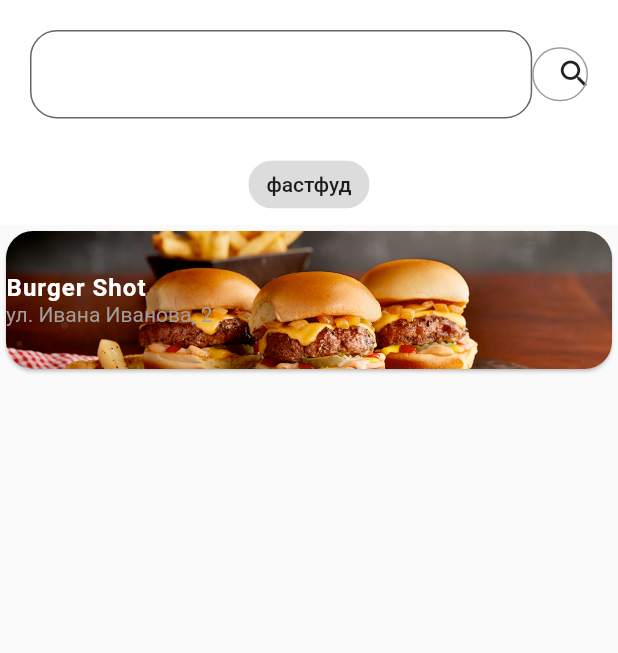
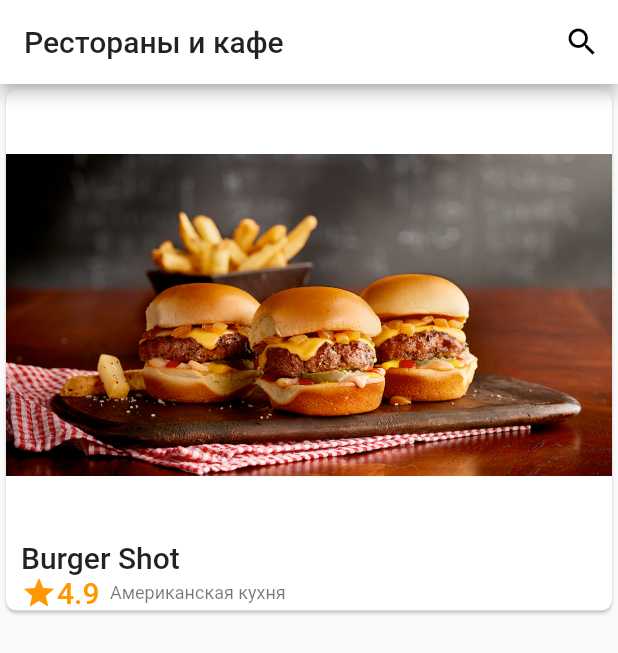
Before and after one commit to Zloooy/restaurant_app, a Flutter app: the screen it shows after launch, after a tap on the "search" icon, on a phone screen of 412 x 824 dp. Shown: the top 653 px of the screen. Run offline on Flutter 3.47's test engine with Material 2 defaults, Android fonts, the light colour scheme and no system bars; our stand-ins replace rxdart.

Commit message:
Refactored. Added global themes. Changed some blocs.

```diff
--- /dev/null
+++ b/lib/database/index.dart
@@ -0,0 +1,2 @@
+export 'restaurant_database.dart';
+export 'models/index.dart';
--- /dev/null
+++ b/lib/database/models/index.dart
@@ -0,0 +1 @@
+export 'restaurant.dart';
--- a/lib/database/models/restaurant.dart
+++ b/lib/database/models/restaurant.dart
@@ -4,9 +4,11 @@ class Restaurant
 {
 	String id;
 	String name;
+	String cuisine;
 	String address;
+	List<String> tags;
+	double rating;
 	final String mainImagePath;
-	List<String> tags;
-	Restaurant({@required this.id,  @required this.name, @required this.address, @required this.tags, @required this.mainImagePath});
+	Restaurant({@required this.id,  @required this.name, @required this.cuisine, @required this.address, @required this.tags, @required this.mainImagePath, @required this.rating});
 	ImageProvider<dynamic> get mainImage => AssetImage(mainImagePath);
 }
--- a/lib/database/restaurant_database.dart
+++ b/lib/database/restaurant_database.dart
@@ -1,17 +1,19 @@
-import './models/restaurant.dart';
+import './models/index.dart';
 typedef int RestaurantSorter(Restaurant r1, Restaurant r2);
 typedef bool RestaurantFilter(Restaurant r);
 class RestaurantDatabase
 {
 	static final RestaurantDatabase _singleton = RestaurantDatabase._create();
-	List<Restaurant> restaurants;
+	List<Restaurant> _restaurants;
 	factory RestaurantDatabase() => _singleton;
 	RestaurantDatabase._create()
 	{
-		restaurants = [
+		_restaurants = [
 			Restaurant(
 					id:"1",
 					name:"Burger Shot",
+					rating: 4.9,
+					cuisine:"Американская кухня",
 					mainImagePath: "assets/burger_shot.jpg",
 					address: "ул. Ивана Иванова, 2",
 					tags: ["фастфуд"])
@@ -20,9 +22,9 @@ class RestaurantDatabase
 
 	Iterable<Restaurant> _getRestaurants({RestaurantFilter filter, RestaurantSorter sorter})
 	{
-		sorter = (sorter==null) ? (r1,r2)=>r1.name.compareTo(r2.name) : sorter;
-		filter = (filter==null) ? (r)=>true : filter;
-		return restaurants.where(filter).toList()..sort(sorter);
+		sorter ??=(r1,r2)=>r1.name.compareTo(r2.name);
+		filter ??= (r)=>true;
+		return _restaurants.where(filter).toList()..sort(sorter);
 	}
 
 	List<Restaurant> getRestaurantsByName(String name, {RestaurantSorter sorter})=> _getRestaurants(
@@ -33,5 +35,6 @@ class RestaurantDatabase
 			filter:(r)=>r.tags.contains(tag),
 			sorter:sorter
 			);
+	List<Restaurant> getRestaurants() => _restaurants;
 	List<String> getRestaurantTags()=>["фастфуд"];
 }
--- a/lib/restaurant_app.dart
+++ b/lib/restaurant_app.dart
@@ -1,11 +1,20 @@
 import 'package:flutter/material.dart';
 import 'package:restaurant_app/ui/screens/auth/auth_screen.dart';
-import 'package:restaurant_app/ui/screens/main/main_screen.dart';
+import 'package:restaurant_app/ui/screens/landing/landing_screen.dart';
+import 'package:restaurant_app/ui/screens/main_menu/main_menu_screen.dart';
+import 'package:restaurant_app/ui/themes/theme_bloc.dart';
 class RestaurantApp extends StatelessWidget
 {
+	final ThemeBloc _theme_bloc = ThemeBloc();
 	@override
 	Widget build(BuildContext context)
 	{
-		return MaterialApp(home:new MainScreen());
+		return StreamBuilder<ThemeData>(
+				stream:_theme_bloc.theme_stream,
+				builder: (context, snapshot) => MaterialApp(
+						home:new LandingScreen(),
+						theme:snapshot.data
+						)
+		);
 	}
 }
--- /dev/null
+++ b/lib/temporary_blocs/restaurant_search_bloc.dart
@@ -0,0 +1,35 @@
+import 'package:rxdart/rxdart.dart';
+import 'package:restaurant_app/database/index.dart';
+class RestaurantSearchBloc
+{
+	RestaurantDatabase _db = RestaurantDatabase();
+	BehaviorSubject<List<Restaurant>> _listItemHandler;
+	Stream<List<Restaurant>> _listItemHandlerStream;
+	BehaviorSubject<String> _resturantNameHandler = new BehaviorSubject<String>();
+	BehaviorSubject<String> _resturantTagHandler = new BehaviorSubject<String>();
+	BehaviorSubject<List<String>> _restaurantTagListHandler;
+	BehaviorSubject<Null> _restaurantAllHandler = new BehaviorSubject<Null>();
+	RestaurantSearchBloc()
+	{
+		_listItemHandler = new BehaviorSubject<List<Restaurant>>.seeded(_db.getRestaurants());
+		_listItemHandlerStream = _listItemHandler.mergeWith([
+			_resturantNameHandler.stream.map<List<Restaurant>>(_db.getRestaurantsByName),
+			_resturantTagHandler.stream.map<List<Restaurant>>(_db.getRestaurantsByTag),
+			_restaurantAllHandler.stream.map<List<Restaurant>>((_)=>_db.getRestaurants())
+		]);
+		_restaurantTagListHandler = new BehaviorSubject<List<String>>.seeded(_db.getRestaurantTags());
+	}
+	Stream<List<Restaurant>> get restaurantListStream => _listItemHandlerStream;
+	Stream<List<String>> get tagStream => _restaurantTagListHandler.stream;
+	void searchByName(String name) => _resturantNameHandler.sink.add(name);
+	void searchByTag(String tag) => _resturantTagHandler.sink.add(tag);
+	void getAll() => _restaurantAllHandler.sink.add(null);
+	void dispose()
+	{
+		_resturantTagHandler.close();
+		_resturantNameHandler.close();
+		_listItemHandler.close();
+		_restaurantTagListHandler.close();
+		_restaurantAllHandler.close();
+	}
+}
--- /dev/null
+++ b/lib/ui/screens/landing/landing_screen.dart
@@ -0,0 +1,45 @@
+import 'package:flutter/material.dart';
+import 'package:restaurant_app/ui/widgets/restaurant_list/restaurant_list.dart';
+import 'package:restaurant_app/database/models/index.dart';
+import 'package:restaurant_app/temporary_blocs/restaurant_search_bloc.dart';
+class LandingScreen extends StatefulWidget
+{
+
+	@override
+	_LandingScreenState createState() => new _LandingScreenState();
+}
+class _LandingScreenState extends State<LandingScreen>
+{
+	final RestaurantSearchBloc _bloc = RestaurantSearchBloc();
+	@override
+	void initState()
+	{
+		_bloc.getAll();
+		super.initState();
+	}
+	@override
+	Widget build(BuildContext context)=>Scaffold(
+			appBar: AppBar(
+				title: Text("Рестораны и кафе"),
+				actions: [
+					IconButton(
+							icon:Icon(Icons.search),
+							onPressed:()=>{}
+							)
+				]
+					),
+			body: CustomScrollView(
+			slivers : [
+				StreamBuilder<List<Restaurant>>(
+						stream:_bloc.restaurantListStream,
+						builder: (context, snapshot) => snapshot.hasData ? RestaurantList(snapshot.data) : SliverToBoxAdapter(child: Container(width:0,height:0))
+				)
+						])
+			);
+	@override
+	void dispose()
+	{
+		_bloc.dispose();
+		super.dispose();
+	}
+}
--- a/lib/ui/screens/main/main_screen.dart
+++ /dev/null
@@ -1,10 +0,0 @@
-import 'package:flutter/material.dart';
-
-//test imports TODO remove it
-import './widgets/pages/restaurants/restaurant_search/restaurant_search.dart';
-class MainScreen extends StatelessWidget
-{
-	@override
-	Widget build(BuildContext context)=> Scaffold(
-			body:Center(child:RestaurantSearch()));
-}
--- a/lib/ui/screens/main/widgets/pages/restaurants/restaurant_search/restaurant_list/restaurant_item.dart
+++ /dev/null
@@ -1,45 +0,0 @@
-import 'package:flutter/material.dart';
-import 'package:restaurant_app/database/models/restaurant.dart';
-class RestaurantItem extends StatelessWidget
-{
-	final Restaurant _restaurant;
-	RestaurantItem(this._restaurant, {Key key}):
-		super(key:key);
-	@override
-	Widget build(BuildContext context)=>Container(height:100.0,
-			child: Card(
-						shape: RoundedRectangleBorder(
-								borderRadius: BorderRadius.all(Radius.circular(18.0)),
-						),
-					child: Container(
-							decoration:BoxDecoration(
-									borderRadius: BorderRadius.all(Radius.circular(18.0)),
-									image:DecorationImage(
-											image: _restaurant.mainImage,
-											fit:BoxFit.fitWidth //TODO switch to cover if doesen't work
-											),
-									),
-						child: Column(
-								crossAxisAlignment: CrossAxisAlignment.start,
-								mainAxisAlignment: MainAxisAlignment.center,
-					children: [
-						Text(_restaurant.name,
-								style:TextStyle(
-										color: Colors.white,
-										fontSize:16.0,
-										fontWeight:FontWeight.bold,
-										letterSpacing: 0.7
-										)
-								),
-						Text(_restaurant.address,
-								style:TextStyle(
-										color: Colors.grey,
-										fontSize:14.0
-										)
-								)
-					]
-				)
-			)
-			)
-	);
-}
--- a/lib/ui/screens/main/widgets/pages/restaurants/restaurant_search/restaurant_search.dart
+++ /dev/null
@@ -1,53 +0,0 @@
-import 'package:flutter/material.dart';
-import './restaurant_list/restaurant_list.dart';
-import 'package:restaurant_app/ui/widgets/search_field.dart';
-import 'package:restaurant_app/ui/widgets/tags_field.dart';
-import 'package:restaurant_app/database/restaurant_database.dart';
-import 'package:restaurant_app/database/models/restaurant.dart';
-import 'dart:async';
-class RestaurantSearch extends StatefulWidget
-{
-	@override
-	_RestaurantSearchState createState() => new _RestaurantSearchState();
-}
-class _RestaurantSearchState extends State<RestaurantSearch>
-{
-	final RestaurantDatabase _db = RestaurantDatabase();
-	final StreamController<List<Restaurant>> _controller = new StreamController<List<Restaurant>>();
-	@override
-	void initState()
-	{
-		super.initState();
-	}
-	@override
-	Widget build(BuildContext context)=>CustomScrollView(
-			slivers : [
-				SliverAppBar(
-						floating: true,
-						pinned: false,
-						snap: true,
-						expandedHeight: 150.0,
-						backgroundColor:Colors.white,
-						elevation:5.0,
-						flexibleSpace: FlexibleSpaceBar(
-								background: Column(
-										children: [
-											SearchField((query)=>_controller.add(_db.getRestaurantsByName(query))),
-											TagsField(_db.getRestaurantTags(),(tag)=>_controller.add(_db.getRestaurantsByTag(tag)))
-										]
-										)
-						)
-						),
-				StreamBuilder<List<Restaurant>>(
-						stream:_controller.stream,
-						initialData:[],
-						builder: (context, snapshot) => RestaurantList(snapshot.data)
-				)
-			]);
-	@override
-	void dispose()
-	{
-		_controller.close();
-		super.dispose();
-	}
-}
--- /dev/null
+++ b/lib/ui/themes/theme_bloc.dart
@@ -0,0 +1,22 @@
+import 'package:rxdart/rxdart.dart';
+import 'package:flutter/material.dart' show ThemeData;
+import './theme_registry/index.dart';
+class ThemeBloc
+{
+	static final ThemeBloc _instance = ThemeBloc._create();
+	BehaviorSubject<ThemeData> _themeDataController;
+	final BehaviorSubject<String> _themeNameController;
+	Stream<ThemeData> _themeDataOutput;
+	factory ThemeBloc()
+	{
+		return _instance;
+	}
+	ThemeBloc._create():
+		_themeDataController = new BehaviorSubject<ThemeData>.seeded(DEFAULT_THEME),
+		_themeNameController = new BehaviorSubject<String>()
+	{
+		_themeDataOutput = _themeDataController.mergeWith([_themeNameController.where(theme_dict.containsKey).distinct().map((theme_name)=>theme_dict[theme_name])]);
+	}
+	Stream<ThemeData> get theme_stream => _themeDataOutput;
+	void setTheme(String theme_name) => _themeNameController.add(theme_name);
+}
--- /dev/null
+++ b/lib/ui/themes/theme_constants.dart
@@ -0,0 +1,5 @@
+import 'package:flutter/material.dart';
+const Radius CIRCULAR_RADIUS = Radius.circular(7.0);
+const BorderRadius BORDER_RADIUS = BorderRadius.all(CIRCULAR_RADIUS);
+const ShapeBorder BORDER_SHAPE = RoundedRectangleBorder(borderRadius:BORDER_RADIUS);
+final OutlineInputBorder INPUT_BORDER = new OutlineInputBorder(borderRadius: BORDER_RADIUS);
--- /dev/null
+++ b/lib/ui/themes/theme_registry/index.dart
@@ -0,0 +1,6 @@
+import './standard_theme.dart';
+import 'package:flutter/material.dart';
+final ThemeData DEFAULT_THEME = standard_theme;
+Map<String, ThemeData> theme_dict = {
+	"standard":standard_theme
+};
--- /dev/null
+++ b/lib/ui/widgets/restaurant_list/restaurant_item.dart
@@ -0,0 +1,57 @@
+import 'package:flutter/material.dart';
+import 'package:restaurant_app/database/models/restaurant.dart';
+import 'package:restaurant_app/ui/themes/theme_constants.dart';
+class RestaurantItem extends StatelessWidget
+{
+	final Restaurant _restaurant;
+	RestaurantItem(this._restaurant, {Key key}):
+		super(key:key);
+	@override
+	Widget build(BuildContext context)=> Card(
+					shape: BORDER_SHAPE,
+					child: Column(
+						children: [
+							Container(
+									decoration: BoxDecoration(
+											borderRadius: BorderRadius.only(
+													topLeft:CIRCULAR_RADIUS,
+													topRight:CIRCULAR_RADIUS),
+											image: DecorationImage(
+											image:_restaurant.mainImage,
+										fit: BoxFit.fitWidth,
+										),
+											),
+										width:double.infinity,
+										height:300
+									),
+						Align(
+								alignment:Alignment.centerLeft,
+						child: Padding(
+								padding:EdgeInsets.only(left:10.0),
+								child:Column(
+								crossAxisAlignment: CrossAxisAlignment.start,
+								mainAxisAlignment: MainAxisAlignment.start,
+					children: [
+						Text(_restaurant.name,
+								style: Theme.of(context).textTheme.headline6
+								),
+						Row(
+								children:[
+								Icon(Icons.star),
+								Text(_restaurant.rating.toString(),
+										style:Theme.of(context).textTheme.headline6.copyWith(color:Theme.of(context).accentColor)),
+								SizedBox(width:7.0),
+							Text(_restaurant.cuisine,
+									style: Theme.of(context).textTheme.caption,
+									textAlign:TextAlign.right
+									)
+						]
+						)
+					]
+						)
+						)
+			)
+			]
+			)
+			);
+}
--- a/lib/ui/screens/main/widgets/pages/restaurants/restaurant_search/restaurant_list/restaurant_list.dart
+++ b/lib/ui/widgets/restaurant_list/restaurant_list.dart
@@ -8,8 +8,8 @@ class RestaurantList extends StatelessWidget
 	@override
 	Widget build(BuildContext context) => SliverList(
 			delegate:SliverChildBuilderDelegate(
-				(BuildContext context, int i) =>
-					(i<_restaurants.length) ? RestaurantItem(_restaurants[i]) : null
+				(BuildContext context, int i) => RestaurantItem(_restaurants[i]),
+				childCount: _restaurants.length
 					)
 			);
 }
--- a/lib/ui/widgets/search_field.dart
+++ b/lib/ui/widgets/search_field.dart
@@ -1,4 +1,5 @@
 import 'package:flutter/material.dart';
+import 'package:restaurant_app/ui/themes/theme_constants.dart';
 class SearchField extends StatefulWidget
 {
 	final void Function(String) _searchCallback;
@@ -9,8 +10,8 @@ class SearchField extends StatefulWidget
 class _SearchFieldState extends State<SearchField>
 {
 	final void Function(String) _searchCallback;
+	final Key _fieldkey= new GlobalKey<_SearchFieldState>();
 	final TextEditingController _textController = new TextEditingController();
-	final Key _fieldkey= new GlobalKey<_SearchFieldState>();
 	_SearchFieldState(this._searchCallback);
 	@override
 	Widget build(BuildContext context) =>
@@ -20,32 +21,28 @@ class _SearchFieldState extends State<SearchField>
 		key:_fieldkey,
 		children:[
 		Expanded(
-				flex:9,
+				flex:8,
 				child:TextField(
 						decoration: new InputDecoration(
 								filled:true,
-								fillColor: Colors.white,
-								border: new OutlineInputBorder(
-										borderRadius: const BorderRadius.all(
-												const Radius.circular(18.0)),
-											borderSide: BorderSide(color:Colors.grey)
-									)
+								border: INPUT_BORDER
+									),
+						controller: _textController
 						),
-						controller: _textController)
 			),
 		Expanded(
 				flex:1,
+				child:SizedBox()
+		),
+		Expanded(
+				flex:1,
 				child:FlatButton(
-						shape: RoundedRectangleBorder(
-								side: BorderSide(color:Colors.grey),
-								borderRadius: BorderRadius.all(Radius.circular(18.0)),
-						),
+						shape: BORDER_SHAPE,
 						child:Icon(Icons.search),
 						onPressed: ()=>_searchCallback(_textController.text)
 						)
-			)
-	])
-	);
+				)
+	]));
 	@override
 	void dispose()
 	{
--- a/pubspec.yaml
+++ b/pubspec.yaml
@@ -23,6 +23,7 @@ environment:
 dependencies:
   flutter:
     sdk: flutter
+  rxdart: ^0.24.1
 
 
   # The following adds the Cupertino Icons font to your application.
```
Also changed, not shown: lib/ui/screens/main_menu/local_widgets/hexagonal_button.dart (added, +61 -0 lines), lib/ui/screens/main_menu/main_menu_screen.dart (added, +7 -0 lines), lib/ui/themes/theme_registry/standard_theme.dart (added, +14 -0 lines).
